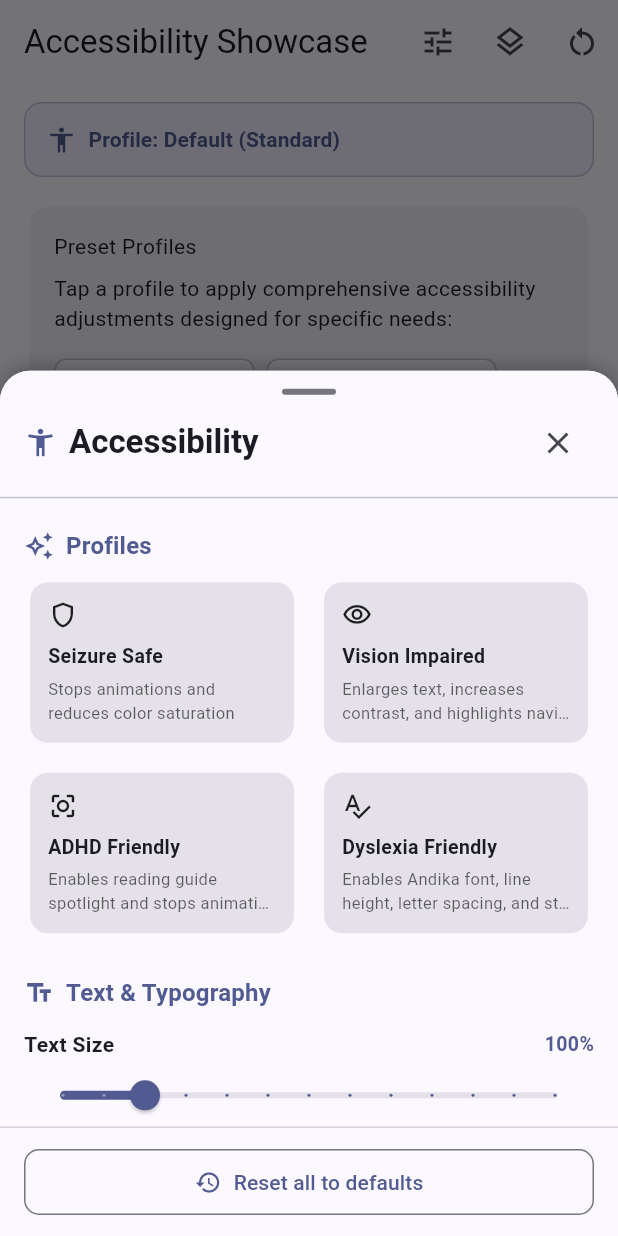
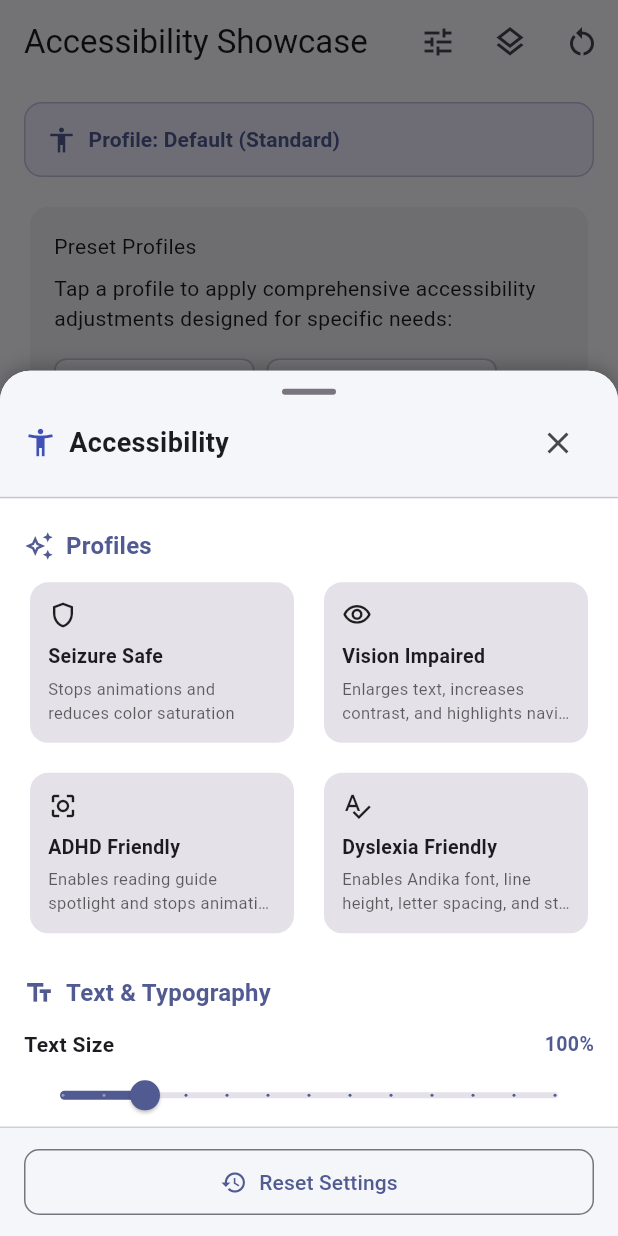
Before and after one commit to anishghale007/accessibility_widget, a Flutter app: the screen it shows after launch, after a tap on the "layers" icon, on a phone screen of 412 x 824 dp. Run offline on Flutter 3.47's test engine with Material 3 defaults, Android fonts, the phone set to English and light mode, and no system bars; our stand-ins replace shared_preferences.

Commit message:
design of big cursor updated

```diff
--- a/lib/src/widgets/accessibility_bottom_sheet.dart
+++ b/lib/src/widgets/accessibility_bottom_sheet.dart
@@ -1,6 +1,7 @@
 import 'dart:async';
 import 'package:flutter/material.dart';
 import '../controller/accessibility_controller.dart';
+import '../models/accessibility_settings.dart';
 import '../theme/accessibility_widget_theme.dart';
 import '../utils/platform.dart';
 import 'accessibility_panel_content.dart';
@@ -23,7 +24,7 @@ class AccessibilityBottomSheet extends StatelessWidget {
   static Future<void> show(
     BuildContext context, {
     Alignment alignment = Alignment.bottomRight,
-    EdgeInsets margin = const EdgeInsets.only(right: 16.0, bottom: 84.0, top: 16.0),
+    EdgeInsets margin = const EdgeInsets.all(16.0),
   }) {
     final AccessibilityScope scope = AccessibilityScope.of(context);
     final AccessibilityController controller = scope.controller;
@@ -36,10 +37,6 @@ class AccessibilityBottomSheet extends StatelessWidget {
         barrierColor: Colors.black26,
         barrierDismissible: true,
         builder: (BuildContext dialogContext) {
-          final AccessibilityWidgetTheme resolvedTheme =
-              theme?.resolveWith(dialogContext) ??
-                  const AccessibilityWidgetTheme().resolveWith(dialogContext);
-
           return Stack(
             children: <Widget>[
               SafeArea(
@@ -47,34 +44,10 @@ class AccessibilityBottomSheet extends StatelessWidget {
                   alignment: alignment,
                   child: Padding(
                     padding: margin,
-                    child: Material(
-                      color: Colors.transparent,
-                      child: Container(
-                        width: 380,
-                        constraints: BoxConstraints(
-                          maxHeight:
-                              MediaQuery.sizeOf(dialogContext).height * 0.82,
-                          maxWidth:
-                              MediaQuery.sizeOf(dialogContext).width - 32,
-                        ),
-                        decoration: BoxDecoration(
-                          color: resolvedTheme.panelBackgroundColor,
-                          borderRadius: BorderRadius.circular(16.0),
-                          boxShadow: const <BoxShadow>[
-                            BoxShadow(
-                              color: Colors.black38,
-                              blurRadius: 16,
-                              offset: Offset(0, 4),
-                            ),
-                          ],
-                        ),
-                        clipBehavior: Clip.antiAlias,
                     child: AccessibilityScope(
                       controller: controller,
                       theme: theme,
                       child: const AccessibilityBottomSheet(isPopup: true),
-                        ),
-                      ),
                     ),
                   ),
                 ),
@@ -102,18 +75,61 @@ class AccessibilityBottomSheet extends StatelessWidget {
   @override
   Widget build(BuildContext context) {
     final AccessibilityScope scope = AccessibilityScope.of(context);
-    final AccessibilityWidgetTheme theme = scope.theme?.resolveWith(context) ??
-        const AccessibilityWidgetTheme().resolveWith(context);
+    final AccessibilitySettings settings = scope.settings;
+
+    // Dynamically resolve brightness according to the current settings.darkMode preference
+    final Brightness effectiveBrightness = settings.darkMode != null
+        ? (settings.darkMode! ? Brightness.dark : Brightness.light)
+        : Theme.of(context).brightness;
+
+    final bool isDark = effectiveBrightness == Brightness.dark;
+
+    final Color effectivePanelBg = scope.theme?.panelBackgroundColor ??
+        (isDark ? const Color(0xFF1E1E1E) : Colors.white);
+    final Color effectivePanelHeader = scope.theme?.panelHeaderColor ??
+        (isDark ? const Color(0xFF282828) : const Color(0xFFF5F6FA));
+    final Color effectiveCardBg = scope.theme?.cardBackgroundColor ??
+        (isDark ? const Color(0xFF2C2C2C) : const Color(0xFFEEF0F6));
+    final Color effectiveAccent = scope.theme?.accentColor ??
+        (isDark ? Colors.indigoAccent : Colors.indigo);
+
+    final ColorScheme colorScheme = ColorScheme.fromSeed(
+      seedColor: effectiveAccent,
+      brightness: effectiveBrightness,
+    );
+
+    final ThemeData dynamicTheme = (isDark
+            ? ThemeData.dark(useMaterial3: true)
+            : ThemeData.light(useMaterial3: true))
+        .copyWith(
+      colorScheme: colorScheme,
+      scaffoldBackgroundColor: effectivePanelBg,
+      cardColor: effectiveCardBg,
+    );
+
+    final AccessibilityWidgetTheme resolvedTheme =
+        (scope.theme ?? const AccessibilityWidgetTheme()).copyWith(
+      panelBackgroundColor: effectivePanelBg,
+      panelHeaderColor: effectivePanelHeader,
+      cardBackgroundColor: effectiveCardBg,
+      accentColor: effectiveAccent,
+      fabBackgroundColor:
+          scope.theme?.fabBackgroundColor ?? colorScheme.primary,
+      fabForegroundColor:
+          scope.theme?.fabForegroundColor ?? colorScheme.onPrimary,
+    );
 
     Widget buildPanelBody() {
-      return Column(
+      return Theme(
+        data: dynamicTheme,
+        child: Column(
           children: <Widget>[
             // Sheet Header
             Container(
               padding:
                   const EdgeInsets.symmetric(horizontal: 16.0, vertical: 12.0),
               decoration: BoxDecoration(
-              color: theme.panelHeaderColor,
+                color: resolvedTheme.panelHeaderColor,
                 borderRadius: isPopup
                     ? null
                     : const BorderRadius.vertical(top: Radius.circular(20.0)),
@@ -127,7 +143,7 @@ class AccessibilityBottomSheet extends StatelessWidget {
                         height: 4,
                         margin: const EdgeInsets.only(bottom: 8),
                         decoration: BoxDecoration(
-                        color: Theme.of(context).dividerColor,
+                          color: dynamicTheme.dividerColor,
                           borderRadius: BorderRadius.circular(2),
                         ),
                       ),
@@ -137,15 +153,16 @@ class AccessibilityBottomSheet extends StatelessWidget {
                     children: <Widget>[
                       Row(
                         children: <Widget>[
-                        Icon(theme.fabIcon,
-                            color: theme.accentColor, size: 22),
+                          Icon(resolvedTheme.fabIcon,
+                              color: resolvedTheme.accentColor, size: 22),
                           const SizedBox(width: 8),
                           Text(
                             'Accessibility',
-                          style: theme.titleStyle ??
-                              const TextStyle(
+                            style: resolvedTheme.titleStyle ??
+                                TextStyle(
                                   fontSize: 18,
                                   fontWeight: FontWeight.bold,
+                                  color: dynamicTheme.colorScheme.onSurface,
                                 ),
                           ),
                         ],
@@ -174,11 +191,10 @@ class AccessibilityBottomSheet extends StatelessWidget {
               padding:
                   const EdgeInsets.symmetric(horizontal: 16.0, vertical: 12.0),
               decoration: BoxDecoration(
-              color: theme.panelHeaderColor,
+                color: resolvedTheme.panelHeaderColor,
                 border: Border(
                   top: BorderSide(
-                  color:
-                      Theme.of(context).dividerColor.withValues(alpha: 0.3),
+                    color: dynamicTheme.dividerColor.withValues(alpha: 0.3),
                   ),
                 ),
               ),
@@ -189,7 +205,7 @@ class AccessibilityBottomSheet extends StatelessWidget {
                   child: OutlinedButton.icon(
                     onPressed: () => scope.controller.reset(),
                     icon: const Icon(Icons.restore, size: 18),
-                  label: const Text('Reset all to defaults'),
+                    label: const Text('Reset Settings'),
                     style: OutlinedButton.styleFrom(
                       padding: const EdgeInsets.symmetric(vertical: 12),
                       shape: RoundedRectangleBorder(
@@ -201,21 +217,45 @@ class AccessibilityBottomSheet extends StatelessWidget {
               ),
             ),
           ],
+        ),
       );
     }
 
     if (isPopup) {
-      return buildPanelBody();
+      return Material(
+        color: Colors.transparent,
+        child: Container(
+          width: 380,
+          constraints: BoxConstraints(
+            maxHeight: MediaQuery.sizeOf(context).height * 0.82,
+            maxWidth: MediaQuery.sizeOf(context).width - 32,
+          ),
+          decoration: BoxDecoration(
+            color: resolvedTheme.panelBackgroundColor,
+            borderRadius: BorderRadius.circular(16.0),
+            boxShadow: const <BoxShadow>[
+              BoxShadow(
+                color: Colors.black38,
+                blurRadius: 16,
+                offset: Offset(0, 4),
+              ),
+            ],
+          ),
+          clipBehavior: Clip.antiAlias,
+          child: buildPanelBody(),
+        ),
+      );
     }
 
     return DraggableScrollableSheet(
       initialChildSize: 0.70,
       minChildSize: 0.40,
       maxChildSize: 0.95,
-      builder: (BuildContext context, ScrollController scrollController) {
+      builder: (BuildContext sheetInternalContext,
+          ScrollController scrollController) {
         return Container(
           decoration: BoxDecoration(
-            color: theme.panelBackgroundColor,
+            color: resolvedTheme.panelBackgroundColor,
             borderRadius:
                 const BorderRadius.vertical(top: Radius.circular(20.0)),
             boxShadow: const <BoxShadow>[
--- a/lib/src/widgets/accessibility_overlay.dart
+++ b/lib/src/widgets/accessibility_overlay.dart
@@ -208,7 +208,6 @@ class _AccessibilityWidgetState extends State<AccessibilityWidget> {
 
           if (settings.bigCursor) {
             content = BigCursorOverlay(
-              cursorColor: resolvedTheme.accentColor,
               child: content,
             );
           }
--- a/lib/src/widgets/accessibility_panel_content.dart
+++ b/lib/src/widgets/accessibility_panel_content.dart
@@ -193,8 +193,12 @@ class AccessibilityPanelContent extends StatelessWidget {
         const SizedBox(height: 16),
 
         // 6. Motion Section
-        _buildSectionHeader(context, theme, 'Motion & Animations',
-            Icons.motion_photos_off_outlined),
+        _buildSectionHeader(
+          context,
+          theme,
+          'Motion & Animations',
+          Icons.motion_photos_off_outlined,
+        ),
         _buildSwitchTile(
           context: context,
           theme: theme,
@@ -205,18 +209,25 @@ class AccessibilityPanelContent extends StatelessWidget {
         ),
         const SizedBox(height: 16),
 
-        // 7. Feedback Section
+        // 7. Feedback Section (Mobile only)
+        if (!platform.isWeb) ...<Widget>[
           _buildSectionHeader(
-            context, theme, 'Feedback', Icons.vibration_outlined),
+            context,
+            theme,
+            'Feedback',
+            Icons.vibration_outlined,
+          ),
           _buildSwitchTile(
             context: context,
             theme: theme,
             title: 'Haptic Feedback',
-          subtitle: 'Provides physical vibration confirmation on tap (mobile)',
+            subtitle:
+                'Provides physical vibration confirmation on tap (mobile)',
             value: settings.hapticFeedback,
             onChanged: (_) => controller.toggleHapticFeedback(),
           ),
-        const SizedBox(height: 24),
+          const SizedBox(height: 16),
+        ],
 
         // 8. Reset Button (Conditionally rendered when not docked stickily)
         if (showResetButton) ...<Widget>[
@@ -283,10 +294,10 @@ class AccessibilityPanelContent extends StatelessWidget {
                 title: AccessibilityProfile.visionImpaired.label,
                 description: AccessibilityProfile.visionImpaired.description,
                 icon: Icons.visibility_outlined,
-                isSelected:
-                    settings.activeProfile == AccessibilityProfile.visionImpaired,
-                onTap: () =>
-                    controller.applyProfile(AccessibilityProfile.visionImpaired),
+                isSelected: settings.activeProfile ==
+                    AccessibilityProfile.visionImpaired,
+                onTap: () => controller
+                    .applyProfile(AccessibilityProfile.visionImpaired),
                 theme: theme,
               ),
             ),
@@ -301,10 +312,8 @@ class AccessibilityPanelContent extends StatelessWidget {
                 title: AccessibilityProfile.adhd.label,
                 description: AccessibilityProfile.adhd.description,
                 icon: Icons.center_focus_strong_outlined,
-                isSelected:
-                    settings.activeProfile == AccessibilityProfile.adhd,
-                onTap: () =>
-                    controller.applyProfile(AccessibilityProfile.adhd),
+                isSelected: settings.activeProfile == AccessibilityProfile.adhd,
+                onTap: () => controller.applyProfile(AccessibilityProfile.adhd),
                 theme: theme,
               ),
             ),
```
Also changed, not shown: lib/src/widgets/big_cursor_overlay.dart (+23 -19 lines). Lines whose indentation alone changed are shown as unchanged.
